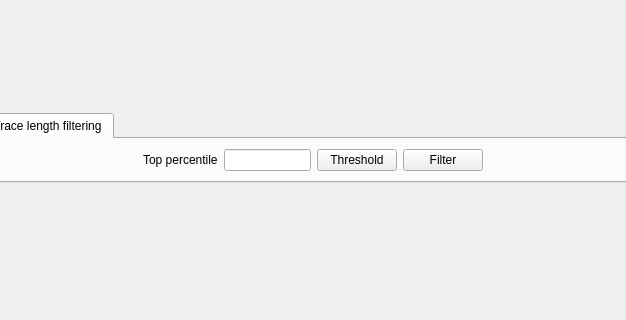
Above: pyminflux/ui/analyzer.ui from bsse-scf/pyMINFLUX before the change; both pictures show x 212 to 838 and y 252 to 572 of the 1050 by 800 pixel window. Below: the same form after it.
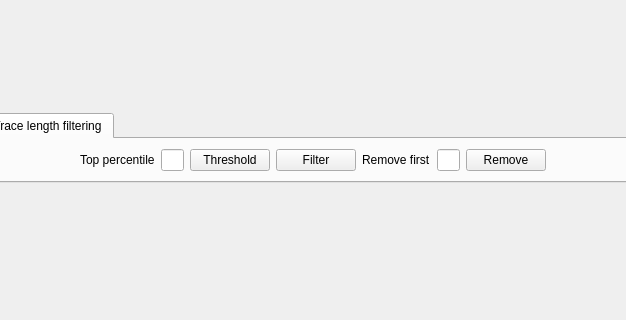
That is the form after the change. The open tabs and pages were chosen to show the change.

Commit message:
Add option to remove the first localizations of each trace (#49)
- MinFluxProcessor.filter_trace_start(num_locs) drops the first num_locs
  kept localizations per trace and re-applies the global filters.
- 'Remove first N' control in the Analyzer trace length filtering tab.
- Test with the mock reader.

```diff
--- a/pyminflux/ui/analyzer.ui
+++ b/pyminflux/ui/analyzer.ui
@@ -324,6 +324,33 @@
          </property>
         </widget>
        </item>
+       <item>
+        <widget class="QLabel" name="lbTrLenRemoveFirst">
+         <property name="text">
+          <string>Remove first</string>
+         </property>
+        </widget>
+       </item>
+       <item>
+        <widget class="QLineEdit" name="leTrLenRemoveFirst">
+         <property name="sizePolicy">
+          <sizepolicy hsizetype="Preferred" vsizetype="Fixed">
+           <horstretch>0</horstretch>
+           <verstretch>0</verstretch>
+          </sizepolicy>
+         </property>
+         <property name="toolTip">
+          <string>Number of localizations to remove from the beginning of each trace</string>
+         </property>
+        </widget>
+       </item>
+       <item>
+        <widget class="QPushButton" name="pbTrLenRemoveFirst">
+         <property name="text">
+          <string>Remove</string>
+         </property>
+        </widget>
+       </item>
        <item>
         <spacer name="hsTraceLenAfter">
          <property name="orientation">
```
The commit also changes 5 other files.
